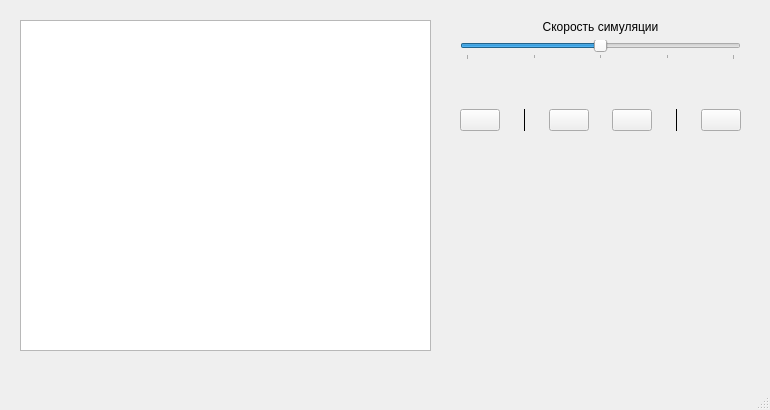
Pervansh/GravityOnSphere, file GaussGravityProject/MainWindow.ui: the form before one commit.
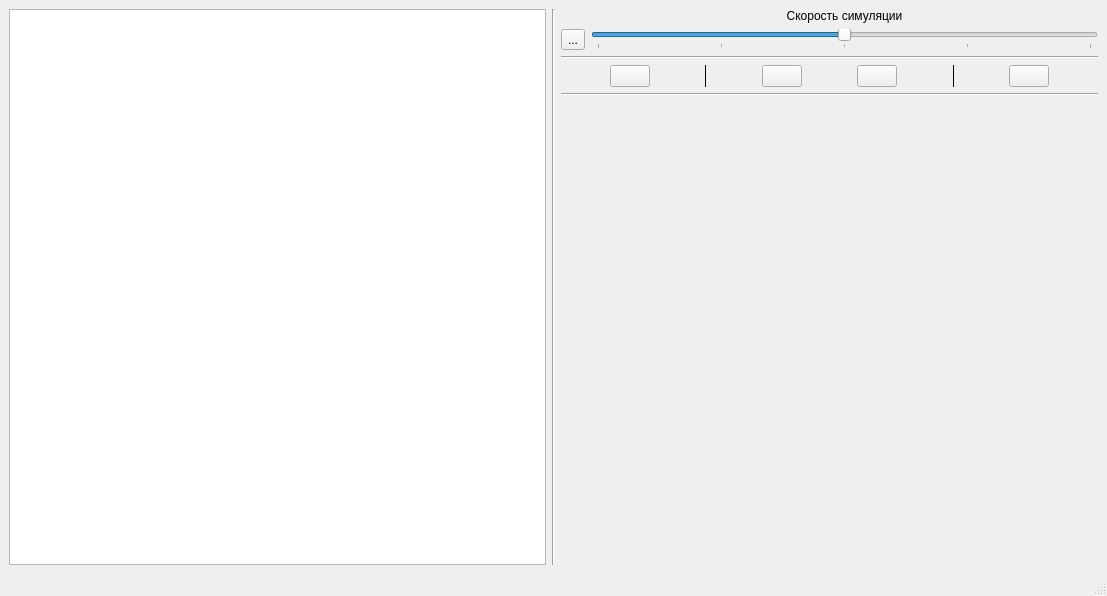
The form after the commit. Icons and pictures are not drawn. Custom widgets are drawn as their Qt base class.

The edit to the form file:
```diff
--- a/GaussGravityProject/MainWindow.ui
+++ b/GaussGravityProject/MainWindow.ui
@@ -6,35 +6,33 @@
    <rect>
     <x>0</x>
     <y>0</y>
-    <width>770</width>
-    <height>410</height>
+    <width>1107</width>
+    <height>596</height>
    </rect>
   </property>
   <property name="windowTitle">
    <string>MainWindow</string>
   </property>
   <widget class="QWidget" name="centralwidget">
-   <widget class="QGraphicsView" name="sphereOrthogonalProjectionView">
-    <property name="geometry">
-     <rect>
-      <x>20</x>
-      <y>20</y>
-      <width>411</width>
-      <height>331</height>
-     </rect>
-    </property>
-   </widget>
-   <widget class="QWidget" name="verticalLayoutWidget">
-    <property name="geometry">
-     <rect>
-      <x>460</x>
-      <y>20</y>
-      <width>281</width>
-      <height>111</height>
-     </rect>
-    </property>
+   <property name="enabled">
+    <bool>true</bool>
+   </property>
+   <layout class="QGridLayout" name="gridLayout">
+    <item row="0" column="1">
+     <widget class="Line" name="modelMenuLine">
+      <property name="orientation">
+       <enum>Qt::Vertical</enum>
+      </property>
+     </widget>
+    </item>
+    <item row="0" column="2">
     <layout class="QVBoxLayout" name="verticalLayout">
+      <property name="sizeConstraint">
+       <enum>QLayout::SetDefaultConstraint</enum>
+      </property>
      <item>
+       <layout class="QGridLayout" name="gridLayout_4">
+        <item row="0" column="1">
       <widget class="QLabel" name="speedLabel">
        <property name="text">
         <string>Скорость симуляции</string>
@@ -50,7 +48,7 @@
        </property>
       </widget>
      </item>
-     <item>
+        <item row="1" column="1">
       <widget class="QSlider" name="speedSlider">
        <property name="cursor">
         <cursorShape>ArrowCursor</cursorShape>
@@ -78,23 +76,49 @@
        </property>
       </widget>
      </item>
-     <item>
-      <spacer name="verticalSpacer">
-       <property name="orientation">
-        <enum>Qt::Vertical</enum>
-       </property>
-       <property name="sizeHint" stdset="0">
+        <item row="1" column="0">
+         <widget class="SimulationPlayButton" name="playButton">
+          <property name="text">
+           <string>...</string>
+          </property>
+          <property name="icon">
+           <iconset resource="Resource.qrc">
+            <normaloff>:/new/Icons/Icons/PAUSE.svg</normaloff>:/new/Icons/Icons/PAUSE.svg</iconset>
+          </property>
+          <property name="iconSize">
         <size>
-         <width>20</width>
-         <height>40</height>
-        </size>
-       </property>
-      </spacer>
+            <width>32</width>
+            <height>32</height>
+           </size>
+          </property>
+         </widget>
+        </item>
+       </layout>
+      </item>
+      <item>
+       <widget class="Line" name="timePointChangersLine">
+        <property name="orientation">
+         <enum>Qt::Horizontal</enum>
+        </property>
+       </widget>
      </item>
      <item>
       <layout class="QHBoxLayout" name="horizontalLayout">
        <item>
-        <widget class="QPushButton" name="pushButton">
+         <spacer name="horizontalSpacer_6">
+          <property name="orientation">
+           <enum>Qt::Horizontal</enum>
+          </property>
+          <property name="sizeHint" stdset="0">
+           <size>
+            <width>40</width>
+            <height>20</height>
+           </size>
+          </property>
+         </spacer>
+        </item>
+        <item>
+         <widget class="QPushButton" name="changeVelocityButton">
          <property name="enabled">
           <bool>true</bool>
          </property>
@@ -123,14 +147,8 @@
            <height>32</height>
           </size>
          </property>
-         <property name="autoDefault">
-          <bool>false</bool>
-         </property>
-         <property name="default">
-          <bool>false</bool>
-         </property>
-         <property name="flat">
-          <bool>false</bool>
+          <property name="checkable">
+           <bool>true</bool>
          </property>
         </widget>
        </item>
@@ -203,14 +221,8 @@
            <height>32</height>
           </size>
          </property>
-         <property name="autoDefault">
-          <bool>false</bool>
-         </property>
-         <property name="default">
-          <bool>false</bool>
-         </property>
-         <property name="flat">
-          <bool>false</bool>
+          <property name="checkable">
+           <bool>true</bool>
          </property>
         </widget>
        </item>
@@ -254,14 +266,8 @@
            <height>32</height>
           </size>
          </property>
-         <property name="autoDefault">
-          <bool>false</bool>
-         </property>
-         <property name="default">
-          <bool>false</bool>
-         </property>
-         <property name="flat">
-          <bool>false</bool>
+          <property name="checkable">
+           <bool>true</bool>
          </property>
         </widget>
        </item>
@@ -331,21 +337,53 @@
            <height>32</height>
           </size>
          </property>
-         <property name="autoDefault">
-          <bool>false</bool>
-         </property>
-         <property name="default">
-          <bool>false</bool>
-         </property>
-         <property name="flat">
-          <bool>false</bool>
+         </widget>
+        </item>
+        <item>
+         <spacer name="horizontalSpacer_7">
+          <property name="orientation">
+           <enum>Qt::Horizontal</enum>
+          </property>
+          <property name="sizeHint" stdset="0">
+           <size>
+            <width>40</width>
+            <height>20</height>
+           </size>
+          </property>
+         </spacer>
+        </item>
+       </layout>
+      </item>
+      <item>
+       <widget class="Line" name="menuBottomLine">
+        <property name="orientation">
+         <enum>Qt::Horizontal</enum>
          </property>
         </widget>
        </item>
-      </layout>
-     </item>
-    </layout>
-   </widget>
+      <item>
+       <spacer name="bottomSpacer">
+        <property name="orientation">
+         <enum>Qt::Vertical</enum>
+        </property>
+        <property name="sizeHint" stdset="0">
+         <size>
+          <width>20</width>
+          <height>40</height>
+         </size>
+        </property>
+       </spacer>
+      </item>
+     </layout>
+    </item>
+    <item row="0" column="0">
+     <widget class="ModelEditingGraphicsView" name="sphereOrthogonalProjectionView">
+      <property name="enabled">
+       <bool>true</bool>
+      </property>
+     </widget>
+    </item>
+   </layout>
   </widget>
   <widget class="QMenuBar" name="menubar">
    <property name="geometry">
@@ -359,6 +397,18 @@
   </widget>
   <widget class="QStatusBar" name="statusbar"/>
  </widget>
+ <customwidgets>
+  <customwidget>
+   <class>SimulationPlayButton</class>
+   <extends>QToolButton</extends>
+   <header>SimulationPlayButton.h</header>
+  </customwidget>
+  <customwidget>
+   <class>ModelEditingGraphicsView</class>
+   <extends>QGraphicsView</extends>
+   <header>ModelEditingGraphicsView.h</header>
+  </customwidget>
+ </customwidgets>
  <resources>
   <include location="Resource.qrc"/>
  </resources>
```
Left out of the diff: 244 changed lines with no effect on the pictures. Lines whose indentation alone changed are shown as unchanged.
